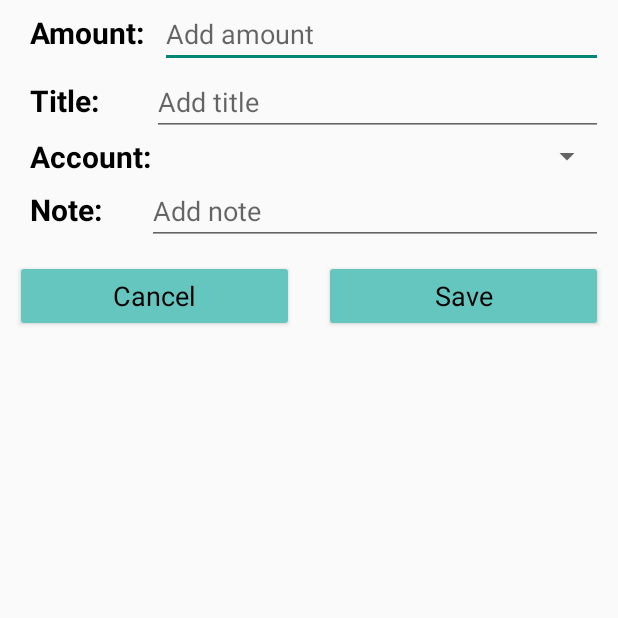
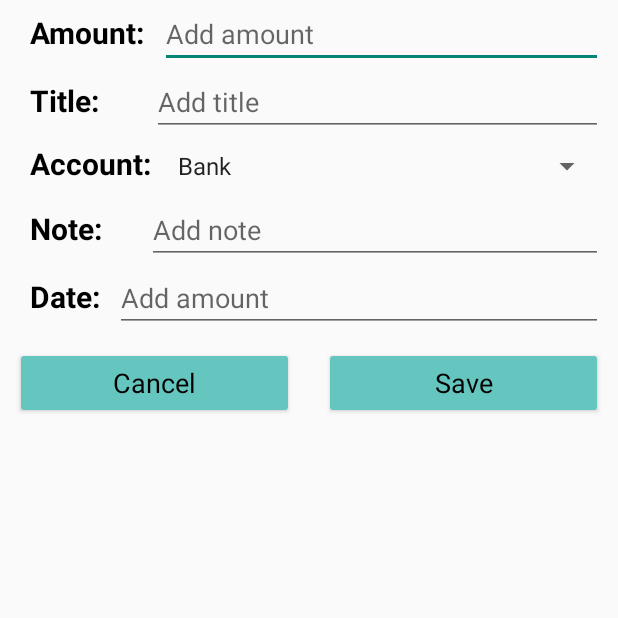
Before and after one commit to Nabilatasnia/NinjaMoneyFinal, an Android app: the Input_expense screen opened directly, with no data from a screen before it, on a phone screen of 412 x 824 dp, the top half of it. Run offline under Robolectric (Android 15) with nearby library versions, the phone set to English and light mode, and no system bars.

```diff
--- a/app/src/main/res/layout/activity_input.xml
+++ b/app/src/main/res/layout/activity_input.xml
@@ -75,7 +75,7 @@ android:orientation="horizontal">
 android:layout_width="match_parent"
 android:layout_height="wrap_content"
 android:orientation="horizontal"
-    android:layout_marginLeft="20dp">
+    >
 
 
     <TextView
@@ -85,15 +85,18 @@ android:orientation="horizontal"
         android:textSize="20dp"
         android:textColor="@color/black"
         android:textStyle="bold"
-
+        android:layout_marginLeft="20dp"
         />
 
     <Spinner
         android:id="@+id/account_spinner"
         android:layout_width="match_parent"
-        android:layout_height="match_parent"
+        android:layout_height="40dp"
         android:layout_marginLeft="10dp"
-        android:layout_marginRight="10dp"></Spinner>
+        android:layout_marginRight="10dp"
+        android:entries="@array/account">
+
+    </Spinner>
 
 
 </LinearLayout>
@@ -126,7 +129,37 @@ android:orientation="horizontal"
 
 
     </LinearLayout>
+    <LinearLayout
+        android:layout_width="match_parent"
+        android:layout_height="wrap_content"
+        android:orientation="horizontal">
 
+
+        <TextView
+            android:layout_width="wrap_content"
+            android:layout_height="wrap_content"
+            android:textStyle="bold"
+            android:textSize="20sp"
+            android:textColor="@color/black"
+            android:text="Date:"
+            android:layout_marginLeft="20dp"
+            />
+
+
+        <EditText
+            android:layout_width="match_parent"
+            android:layout_height="wrap_content"
+            android:id="@+id/date"
+            android:hint="Add amount"
+            android:textColor="@color/black"
+            android:inputType="number"
+            android:layout_marginLeft="10dp"
+            android:layout_marginRight="10dp"
+
+            />
+
+
+    </LinearLayout>
     <LinearLayout
 android:layout_width="match_parent"
 android:layout_height="wrap_content"
--- a/app/src/main/res/layout/activity_main.xml
+++ b/app/src/main/res/layout/activity_main.xml
@@ -20,6 +20,8 @@
         app:headerLayout="@layout/header"
         app:menu="@menu/main_menu" />
 
+
+
     <RelativeLayout
         android:layout_width="match_parent"
         android:layout_height="match_parent"
@@ -28,11 +30,11 @@
         tools:context=".MainActivity">
 
         <include
-        android:id="@+id/toolbar"
-        layout="@layout/toolbar" />
-
+            android:id="@+id/toolbar"
+            layout="@layout/toolbar" />
         <TextView
             android:id="@+id/text1"
+            android:layout_below="@+id/toolbar"
             android:layout_width="wrap_content"
             android:layout_height="wrap_content"
             android:height="50dp"
@@ -60,7 +62,7 @@
             android:layout_below="@id/text2"
             android:layout_centerInParent="true"
 
-            android:layout_marginTop="30dp"
+            android:layout_marginTop="20dp"
             android:background="@drawable/solidbg"
             android:gravity="center"
             android:paddingStart="100dp">
@@ -97,7 +99,7 @@
             android:layout_height="500dp"
             android:layout_below="@+id/text4"
             android:layout_alignParentBottom="true"
-            android:layout_marginTop="30dp"
+            android:layout_marginTop="20dp"
             android:orientation="vertical"
             android:paddingLeft="50dp"
             android:paddingTop="60dp">
@@ -156,7 +158,7 @@
             android:layout_below="@+id/text4"
             android:layout_alignParentRight="true"
             android:layout_alignParentBottom="true"
-            android:layout_marginTop="30dp"
+            android:layout_marginTop="20dp"
             android:layout_marginRight="-2dp"
             android:layout_marginBottom="0dp"
 
--- a/app/src/main/res/layout/toolbar.xml
+++ b/app/src/main/res/layout/toolbar.xml
@@ -1,9 +1,12 @@
 <?xml version="1.0" encoding="utf-8"?>
 <androidx.appcompat.widget.Toolbar xmlns:android="http://schemas.android.com/apk/res/android"
+    xmlns:tools="http://schemas.android.com/tools"
     android:layout_width="match_parent"
-    android:layout_height="30dp"
+    android:layout_height="50dp"
     android:background="@color/teal_700"
     android:elevation="4dp"
-    android:theme="@style/ThemeOverlay.AppCompat.Dark.ActionBar">
+
+    android:theme="@style/ThemeOverlay.AppCompat.Dark.ActionBar"
+ >
 
 </androidx.appcompat.widget.Toolbar>
--- a/app/src/main/res/values/strings.xml
+++ b/app/src/main/res/values/strings.xml
@@ -21,6 +21,11 @@
         <item>Treatment</item>
         <item>Custom</item>
     </string-array>
+    <string-array name="account">
+        <item>Bank</item>
+        <item>BKash</item>
+        <item>Cash</item>
+    </string-array>
     <!-- TODO: Remove or change this placeholder text -->
     <string name="hello_blank_fragment">Hello blank fragment</string>
 
```
